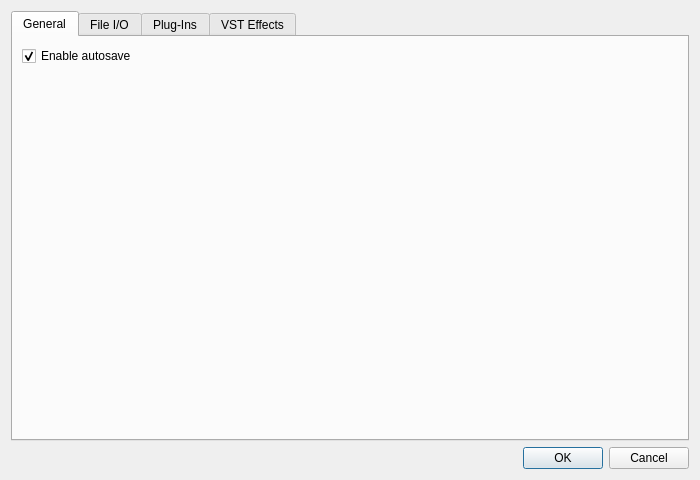
The window that ui/PreferencesDialog.ui (ili4yov-ika/OpenVegas) describes before a commit, drawn with Qt 5.
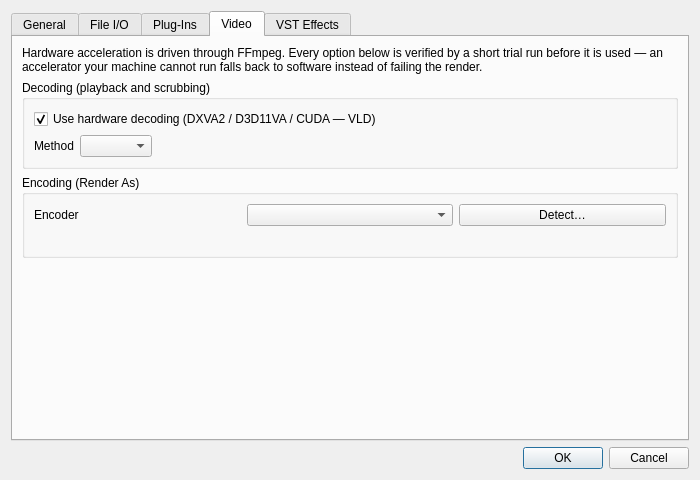
The same window after the commit. The open tabs and pages were chosen to show the change.

Diff of the .ui file:
```diff
--- a/ui/PreferencesDialog.ui
+++ b/ui/PreferencesDialog.ui
@@ -145,6 +145,122 @@
        </item>
       </layout>
      </widget>
+     <widget class="QWidget" name="tabVideo">
+      <attribute name="title">
+       <string>Video</string>
+      </attribute>
+      <layout class="QVBoxLayout" name="videoLayout">
+       <item>
+        <widget class="QLabel" name="hwIntro">
+         <property name="text">
+          <string>Hardware acceleration is driven through FFmpeg. Every option below is verified by a short trial run before it is used — an accelerator your machine cannot run falls back to software instead of failing the render.</string>
+         </property>
+         <property name="wordWrap">
+          <bool>true</bool>
+         </property>
+        </widget>
+       </item>
+       <item>
+        <widget class="QGroupBox" name="hwDecodeGroup">
+         <property name="title">
+          <string>Decoding (playback and scrubbing)</string>
+         </property>
+         <layout class="QVBoxLayout" name="hwDecodeLayout">
+          <item>
+           <widget class="QCheckBox" name="checkHwDecode">
+            <property name="text">
+             <string>Use hardware decoding (DXVA2 / D3D11VA / CUDA — VLD)</string>
+            </property>
+            <property name="checked">
+             <bool>true</bool>
+            </property>
+           </widget>
+          </item>
+          <item>
+           <layout class="QHBoxLayout" name="hwDecodeRow">
+            <item>
+             <widget class="QLabel" name="hwDecodeLabel">
+              <property name="text">
+               <string>Method</string>
+              </property>
+             </widget>
+            </item>
+            <item>
+             <widget class="QComboBox" name="hwDecodeCombo"/>
+            </item>
+            <item>
+             <spacer name="hwDecodeSpacer">
+              <property name="orientation">
+               <enum>Qt::Horizontal</enum>
+              </property>
+              <property name="sizeHint" stdset="0">
+               <size>
+                <width>40</width>
+                <height>20</height>
+               </size>
+              </property>
+             </spacer>
+            </item>
+           </layout>
+          </item>
+         </layout>
+        </widget>
+       </item>
+       <item>
+        <widget class="QGroupBox" name="hwEncodeGroup">
+         <property name="title">
+          <string>Encoding (Render As)</string>
+         </property>
+         <layout class="QVBoxLayout" name="hwEncodeLayout">
+          <item>
+           <layout class="QHBoxLayout" name="hwEncodeRow">
+            <item>
+             <widget class="QLabel" name="hwEncodeLabel">
+              <property name="text">
+               <string>Encoder</string>
+              </property>
+             </widget>
+            </item>
+            <item>
+             <widget class="QComboBox" name="hwEncodeCombo"/>
+            </item>
+            <item>
+             <widget class="QPushButton" name="hwDetectButton">
+              <property name="text">
+               <string>Detect…</string>
+              </property>
+             </widget>
+            </item>
+           </layout>
+          </item>
+          <item>
+           <widget class="QLabel" name="hwStatusLabel">
+            <property name="text">
+             <string/>
+            </property>
+            <property name="wordWrap">
+             <bool>true</bool>
+            </property>
+           </widget>
+          </item>
+         </layout>
+        </widget>
+       </item>
+       <item>
+        <spacer name="videoSpacer">
+         <property name="orientation">
+          <enum>Qt::Vertical</enum>
+         </property>
+         <property name="sizeHint" stdset="0">
+          <size>
+           <width>20</width>
+           <height>40</height>
+          </size>
+         </property>
+        </spacer>
+       </item>
+      </layout>
+     </widget>
      <widget class="QWidget" name="tabVst">
       <attribute name="title">
        <string>VST Effects</string>
```
